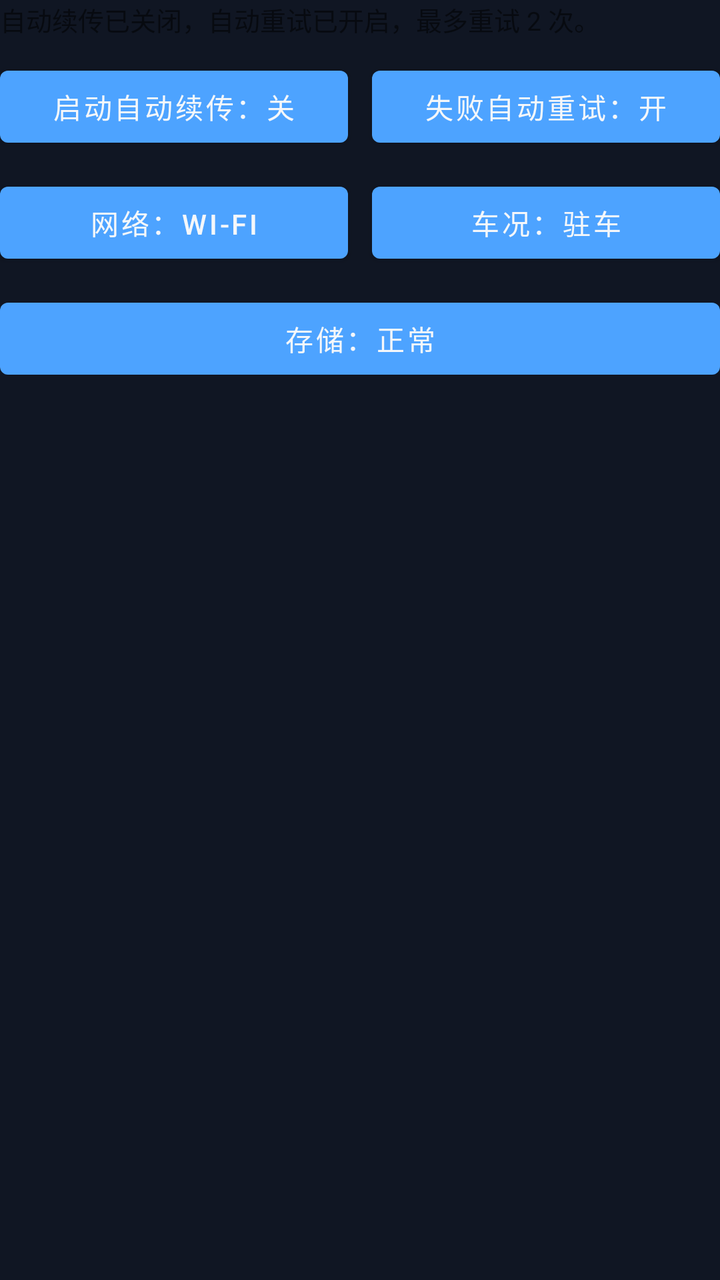
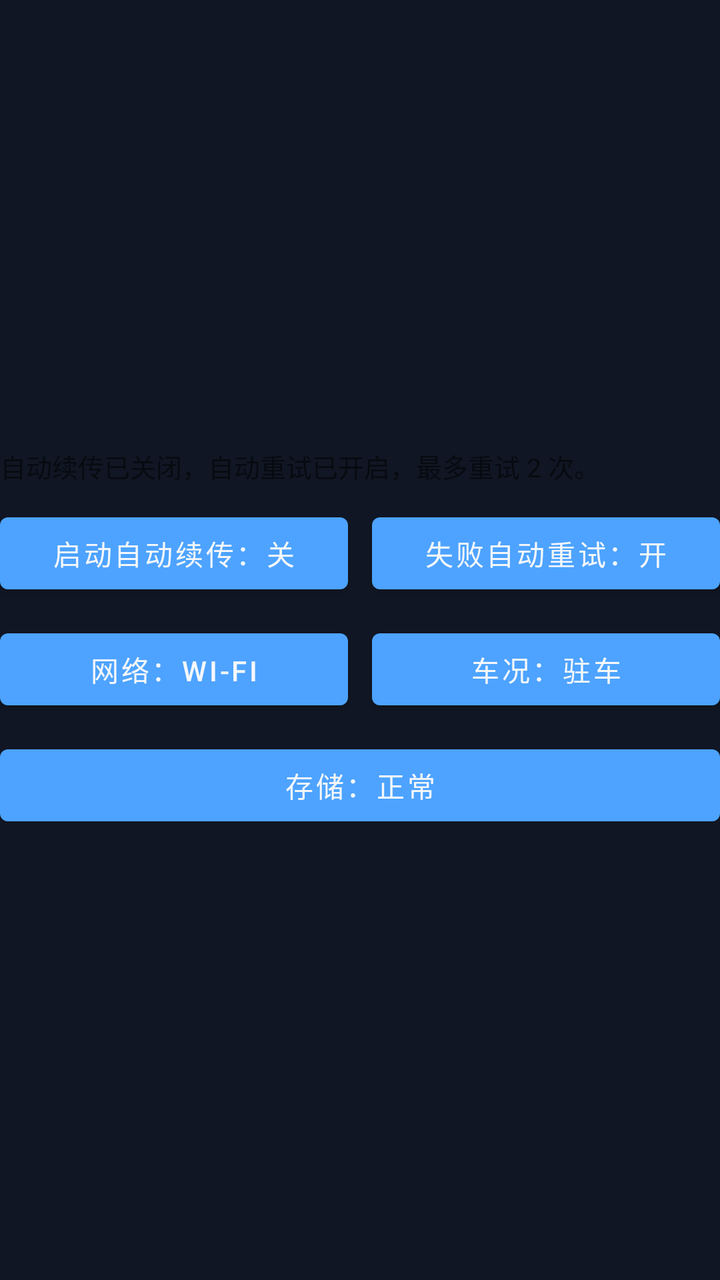

Screens rendered from an Android XML layout before and after an edit, with the pre-edit source and the edit as a unified diff.
<!-- AndroidManifest.xml: another module's application theme Theme.CarAppStore -->
<!-- res/layout/view_download_center_preferences.xml -->
<?xml version="1.0" encoding="utf-8"?>
<LinearLayout xmlns:android="http://schemas.android.com/apk/res/android"
    android:layout_width="match_parent"
    android:layout_height="wrap_content"
    android:orientation="vertical">

    <TextView
        android:id="@+id/tvPreferenceSummary"
        android:layout_width="match_parent"
        android:layout_height="wrap_content"
        android:layout_marginBottom="10dp"
        android:text="@string/ui_download_preferences_summary"
        android:textSize="13sp" />

    <LinearLayout
        android:layout_width="match_parent"
        android:layout_height="wrap_content"
        android:orientation="horizontal">

        <Button
            android:id="@+id/btnAutoResume"
            android:layout_width="0dp"
            android:layout_height="wrap_content"
            android:layout_marginEnd="6dp"
            android:layout_weight="1"
            android:text="@string/ui_download_auto_resume_off" />

        <Button
            android:id="@+id/btnAutoRetry"
            android:layout_width="0dp"
            android:layout_height="wrap_content"
            android:layout_marginStart="6dp"
            android:layout_weight="1"
            android:text="@string/ui_download_auto_retry_on" />
    </LinearLayout>

    <LinearLayout
        android:layout_width="match_parent"
        android:layout_height="wrap_content"
        android:layout_marginTop="10dp"
        android:orientation="horizontal">

        <Button
            android:id="@+id/btnPolicyWifi"
            android:layout_width="0dp"
            android:layout_height="wrap_content"
            android:layout_marginEnd="6dp"
            android:layout_weight="1"
            android:text="@string/ui_network_wifi" />

        <Button
            android:id="@+id/btnPolicyParking"
            android:layout_width="0dp"
            android:layout_height="wrap_content"
            android:layout_marginStart="6dp"
            android:layout_weight="1"
            android:text="@string/ui_vehicle_parked" />
    </LinearLayout>

    <Button
        android:id="@+id/btnPolicyStorage"
        android:layout_width="match_parent"
        android:layout_height="wrap_content"
        android:layout_marginTop="10dp"
        android:text="@string/ui_storage_normal" />
</LinearLayout>
<!-- resources referenced by this layout -->
<resources>
  <string name="ui_download_auto_resume_off">启动自动续传：关</string>
  <string name="ui_download_auto_retry_on">失败自动重试：开</string>
  <string name="ui_download_preferences_summary">自动续传已关闭，自动重试已开启，最多重试 2 次。</string>
  <string name="ui_network_wifi">网络：Wi‑Fi</string>
  <string name="ui_storage_normal">存储：正常</string>
  <string name="ui_vehicle_parked">车况：驻车</string>
  <style name="Theme.CarAppStore" parent="Theme.MaterialComponents.DayNight.NoActionBar">
          <item name="colorPrimary">@color/car_primary</item>
          <item name="colorPrimaryVariant">@color/car_primary_dark</item>
          <item name="colorOnPrimary">@color/car_text_primary</item>
          <item name="colorSecondary">@color/car_accent</item>
          <item name="colorSecondaryVariant">@color/teal_700</item>
          <item name="colorOnSecondary">@color/car_bg</item>
          <item name="android:statusBarColor" tools:targetApi="l">@color/car_bg</item>
          <item name="android:navigationBarColor" tools:targetApi="l">@color/car_bg</item>
          <item name="android:windowBackground">@color/car_bg</item>
      </style>
  <color name="car_primary">#4DA3FF</color>
  <color name="car_primary_dark">#2E7DE0</color>
  <color name="car_text_primary">#F5F7FA</color>
  <color name="car_accent">#5DE1B9</color>
  <color name="teal_700">#FF018786</color>
  <color name="car_bg">#101623</color>
</resources>

<!-- the commit's change to res/layout/view_download_center_preferences.xml (unified diff, before → after) -->
@@ -1,8 +1,17 @@
 <?xml version="1.0" encoding="utf-8"?>
-<LinearLayout xmlns:android="http://schemas.android.com/apk/res/android"
+<androidx.constraintlayout.widget.ConstraintLayout xmlns:android="http://schemas.android.com/apk/res/android"
+    xmlns:app="http://schemas.android.com/apk/res-auto"
     android:layout_width="match_parent"
-    android:layout_height="wrap_content"
-    android:orientation="vertical">
+    android:layout_height="wrap_content">
+
+    <LinearLayout
+        android:layout_width="0dp"
+        android:layout_height="wrap_content"
+        android:orientation="vertical"
+        app:layout_constraintBottom_toBottomOf="parent"
+        app:layout_constraintEnd_toEndOf="parent"
+        app:layout_constraintStart_toStartOf="parent"
+        app:layout_constraintTop_toTopOf="parent">
 
     <TextView
         android:id="@+id/tvPreferenceSummary"
@@ -63,4 +72,6 @@
         android:layout_height="wrap_content"
         android:layout_marginTop="10dp"
         android:text="@string/ui_storage_normal" />
-</LinearLayout>
+    </LinearLayout>
+
+</androidx.constraintlayout.widget.ConstraintLayout>
